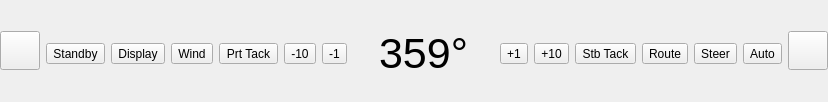
The window that ui/bottombar/AutopilotBar.ui (OpenFairWind/FairWindSK) describes before a commit, drawn with Qt 5.
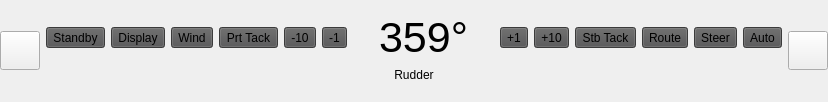
The same window after the commit. Icons and pictures are not drawn.

Commit message: Restyled AutopilotBar

```diff
--- a/ui/bottombar/AutopilotBar.ui
+++ b/ui/bottombar/AutopilotBar.ui
@@ -25,8 +25,14 @@
    </property>
    <item>
     <layout class="QHBoxLayout" name="horizontalLayout_Autopilot">
+        <property name="sizeConstraint">
+      <enum>QLayout::SizeConstraint::SetFixedSize</enum>
+     </property>
      <item>
       <layout class="QVBoxLayout" name="verticalLayout_SX">
+       <property name="sizeConstraint">
+        <enum>QLayout::SizeConstraint::SetFixedSize</enum>
+       </property>
        <item>
         <widget class="QToolButton" name="toolButton_Autopilot">
          <property name="icon">
@@ -48,18 +54,17 @@
      </item>
      <item>
       <layout class="QVBoxLayout" name="verticalLayout_CN">
-       <item>
-        <widget class="QWidget" name="widget_Rudder" native="true">
-         <property name="styleSheet">
-          <string notr="true">background-color: rgb(255, 255, 255);
-color: rgb(0,0,0);</string>
-         </property>
-        </widget>
-       </item>
        <item>
         <layout class="QHBoxLayout" name="horizontalLayout_Display">
          <item>
           <widget class="QToolButton" name="toolButton_StandBy">
+           <property name="styleSheet">
+            <string notr="true">background-color: rgb(82, 82, 83);
+border-top-color: rgb(159, 157, 160);
+border-left-color: rgb(159, 157, 160);
+border-right-color: rgb(83, 83, 84);
+border-bottom-color: rgb(83, 83, 84);</string>
+           </property>
            <property name="text">
             <string>Standby</string>
            </property>
@@ -67,6 +72,13 @@
          </item>
          <item>
           <widget class="QToolButton" name="toolButton_Display">
+           <property name="styleSheet">
+            <string notr="true">background-color: rgb(82, 82, 83);
+border-top-color: rgb(159, 157, 160);
+border-left-color: rgb(159, 157, 160);
+border-right-color: rgb(83, 83, 84);
+border-bottom-color: rgb(83, 83, 84);</string>
+           </property>
            <property name="text">
             <string>Display</string>
            </property>
@@ -74,6 +86,13 @@
          </item>
          <item>
           <widget class="QToolButton" name="toolButton_Wind">
+           <property name="styleSheet">
+            <string notr="true">background-color: rgb(82, 82, 83);
+border-top-color: rgb(159, 157, 160);
+border-left-color: rgb(159, 157, 160);
+border-right-color: rgb(83, 83, 84);
+border-bottom-color: rgb(83, 83, 84);</string>
+           </property>
            <property name="text">
             <string>Wind</string>
            </property>
@@ -81,6 +100,13 @@
          </item>
          <item>
           <widget class="QToolButton" name="toolButton_PTack">
+           <property name="styleSheet">
+            <string notr="true">background-color: rgb(82, 82, 83);
+border-top-color: rgb(159, 157, 160);
+border-left-color: rgb(159, 157, 160);
+border-right-color: rgb(83, 83, 84);
+border-bottom-color: rgb(83, 83, 84);</string>
+           </property>
            <property name="text">
             <string>Prt Tack</string>
            </property>
@@ -88,6 +114,13 @@
          </item>
          <item>
           <widget class="QToolButton" name="toolButton_Minus10">
+           <property name="styleSheet">
+            <string notr="true">background-color: rgb(82, 82, 83);
+border-top-color: rgb(159, 157, 160);
+border-left-color: rgb(159, 157, 160);
+border-right-color: rgb(83, 83, 84);
+border-bottom-color: rgb(83, 83, 84);</string>
+           </property>
            <property name="text">
             <string>-10</string>
            </property>
@@ -95,13 +128,39 @@
          </item>
          <item>
           <widget class="QToolButton" name="toolButton_Minus1">
+           <property name="styleSheet">
+            <string notr="true">background-color: rgb(82, 82, 83);
+border-top-color: rgb(159, 157, 160);
+border-left-color: rgb(159, 157, 160);
+border-right-color: rgb(83, 83, 84);
+border-bottom-color: rgb(83, 83, 84);</string>
+           </property>
            <property name="text">
             <string>-1</string>
            </property>
           </widget>
          </item>
+         <item>
+          <spacer name="horizontalSpacer">
+           <property name="orientation">
+            <enum>Qt::Orientation::Horizontal</enum>
+           </property>
+           <property name="sizeHint" stdset="0">
+            <size>
+             <width>40</width>
+             <height>20</height>
+            </size>
+           </property>
+          </spacer>
+         </item>
          <item>
           <widget class="QLabel" name="label_Display">
+           <property name="sizePolicy">
+            <sizepolicy hsizetype="Expanding" vsizetype="Preferred">
+             <horstretch>0</horstretch>
+             <verstretch>0</verstretch>
+            </sizepolicy>
+           </property>
            <property name="font">
             <font>
              <pointsize>32</pointsize>
@@ -115,8 +174,28 @@
            </property>
           </widget>
          </item>
+         <item>
+          <spacer name="horizontalSpacer_2">
+           <property name="orientation">
+            <enum>Qt::Orientation::Horizontal</enum>
+           </property>
+           <property name="sizeHint" stdset="0">
+            <size>
+             <width>40</width>
+             <height>20</height>
+            </size>
+           </property>
+          </spacer>
+         </item>
          <item>
           <widget class="QToolButton" name="toolButton_Plus1">
+           <property name="styleSheet">
+            <string notr="true">background-color: rgb(82, 82, 83);
+border-top-color: rgb(159, 157, 160);
+border-left-color: rgb(159, 157, 160);
+border-right-color: rgb(83, 83, 84);
+border-bottom-color: rgb(83, 83, 84);</string>
+           </property>
            <property name="text">
             <string>+1</string>
            </property>
@@ -124,6 +203,13 @@
          </item>
          <item>
           <widget class="QToolButton" name="toolButton_Plus10">
+           <property name="styleSheet">
+            <string notr="true">background-color: rgb(82, 82, 83);
+border-top-color: rgb(159, 157, 160);
+border-left-color: rgb(159, 157, 160);
+border-right-color: rgb(83, 83, 84);
+border-bottom-color: rgb(83, 83, 84);</string>
+           </property>
            <property name="text">
             <string>+10</string>
            </property>
@@ -131,6 +217,13 @@
          </item>
          <item>
           <widget class="QToolButton" name="toolButton_STack">
+           <property name="styleSheet">
+            <string notr="true">background-color: rgb(82, 82, 83);
+border-top-color: rgb(159, 157, 160);
+border-left-color: rgb(159, 157, 160);
+border-right-color: rgb(83, 83, 84);
+border-bottom-color: rgb(83, 83, 84);</string>
+           </property>
            <property name="text">
             <string>Stb Tack</string>
            </property>
@@ -138,6 +231,13 @@
          </item>
          <item>
           <widget class="QToolButton" name="toolButton_Route">
+           <property name="styleSheet">
+            <string notr="true">background-color: rgb(82, 82, 83);
+border-top-color: rgb(159, 157, 160);
+border-left-color: rgb(159, 157, 160);
+border-right-color: rgb(83, 83, 84);
+border-bottom-color: rgb(83, 83, 84);</string>
+           </property>
            <property name="text">
             <string>Route</string>
            </property>
@@ -145,6 +245,13 @@
          </item>
          <item>
           <widget class="QToolButton" name="toolButton_Steer">
+           <property name="styleSheet">
+            <string notr="true">background-color: rgb(82, 82, 83);
+border-top-color: rgb(159, 157, 160);
+border-left-color: rgb(159, 157, 160);
+border-right-color: rgb(83, 83, 84);
+border-bottom-color: rgb(83, 83, 84);</string>
+           </property>
            <property name="text">
             <string>Steer</string>
            </property>
@@ -152,6 +259,13 @@
          </item>
          <item>
           <widget class="QToolButton" name="toolButton_Auto">
+           <property name="styleSheet">
+            <string notr="true">background-color: rgb(82, 82, 83);
+border-top-color: rgb(159, 157, 160);
+border-left-color: rgb(159, 157, 160);
+border-right-color: rgb(83, 83, 84);
+border-bottom-color: rgb(83, 83, 84);</string>
+           </property>
            <property name="text">
             <string>Auto</string>
            </property>
@@ -159,6 +273,34 @@
          </item>
         </layout>
        </item>
+       <item>
+        <widget class="QLabel" name="label_Rudder">
+         <property name="styleSheet">
+          <string notr="true"/>
+         </property>
+         <property name="text">
+          <string>Rudder</string>
+         </property>
+         <property name="alignment">
+          <set>Qt::AlignmentFlag::AlignCenter</set>
+         </property>
+        </widget>
+       </item>
+       <item>
+        <layout class="QHBoxLayout" name="horizontalLayout_Rudder">
+         <property name="sizeConstraint">
+          <enum>QLayout::SizeConstraint::SetFixedSize</enum>
+         </property>
+         <item>
+          <widget class="QWidget" name="widget_Rudder" native="true">
+           <property name="styleSheet">
+            <string notr="true">background-color: rgb(255, 255, 255);
+color: rgb(0,0,0);</string>
+           </property>
+          </widget>
+         </item>
+        </layout>
+       </item>
       </layout>
      </item>
      <item>
@@ -166,6 +308,9 @@
        <property name="spacing">
         <number>-1</number>
        </property>
+       <property name="sizeConstraint">
+        <enum>QLayout::SizeConstraint::SetFixedSize</enum>
+       </property>
        <item>
         <widget class="QToolButton" name="toolButton_Hide">
          <property name="icon">
```
Left out of the diff: 2 changed lines with no effect on the pictures. The commit also changes 1 other file.
